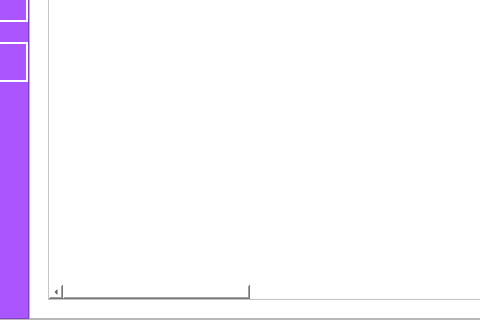
This is ui/menu.ui in LeandroMuzalski1843/Final_Practicas_II as Qt 5 draws it before an edit; both pictures show x 172 to 652 and y 304 to 624 of the 843 by 624 pixel window. The edited form follows.
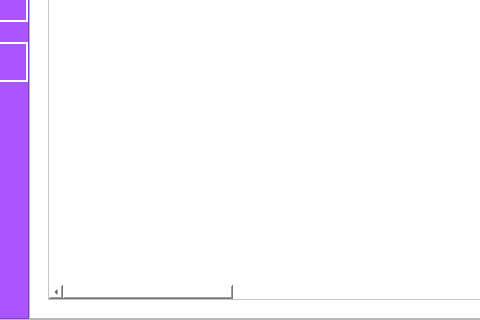
This is the edited form. Icons and pictures are not drawn.

Commit message: se agrego al AgregarPeliculas, la opcion que seleccione los generos y se guardo en la base de datos. Falta modificar la tabla para que aparesca los generos

```diff
--- a/ui/menu.ui
+++ b/ui/menu.ui
@@ -1080,6 +1080,11 @@
                      <string>Clasificacion</string>
                     </property>
                    </column>
+                   <column>
+                    <property name="text">
+                     <string>Generos</string>
+                    </property>
+                   </column>
                   </widget>
                  </item>
                 </layout>
```
The commit also changes 13 other files.
